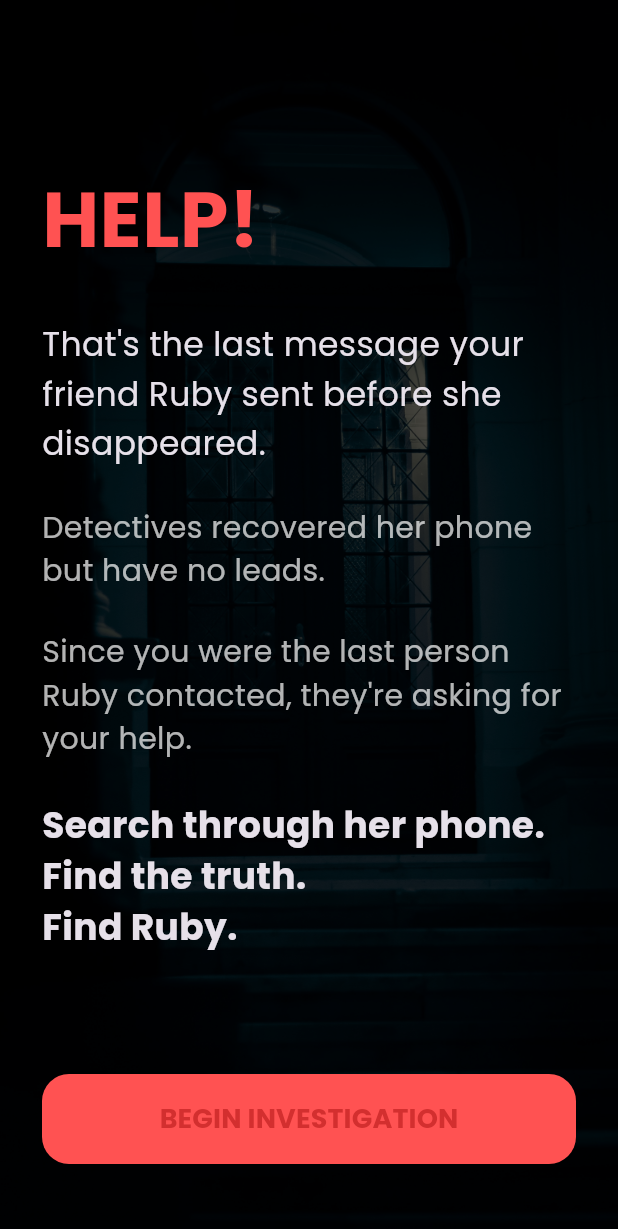
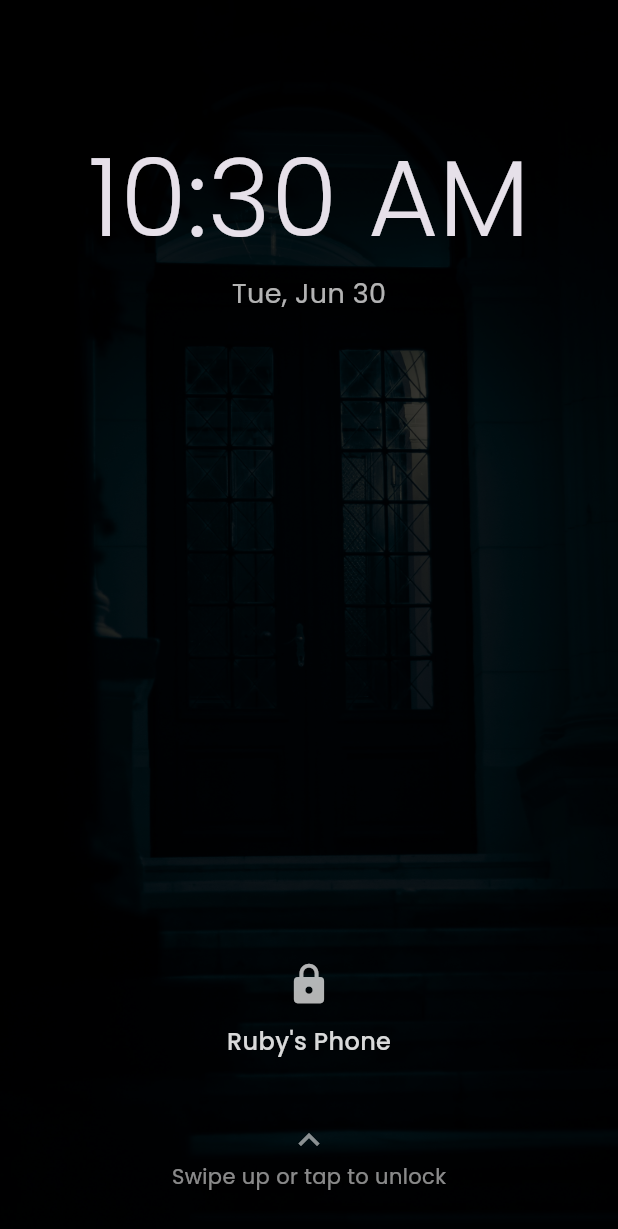
Before and after one commit to fafrah/Team-Project, a Flutter app: the screen it shows after launch, after a tap on "BEGIN INVESTIGATION", on a phone screen of 412 x 824 dp. Shown: the top 1229 px of the screen. Run offline on Flutter 3.47's test engine with Material 3 defaults, Android fonts, the phone set to English and light mode, and no system bars; our stand-ins replace firebase_core, google_fonts; accounts and stored records are empty.

Commit message:
Add lock screen and phone app grid, wire intro to lock screen

```diff
--- a/lib/screens/intro_screen.dart
+++ b/lib/screens/intro_screen.dart
@@ -1,4 +1,5 @@
 import 'package:flutter/material.dart';
+import 'lock_screen.dart';
 
 class IntroScreen extends StatelessWidget {
   const IntroScreen({super.key});
@@ -70,7 +71,10 @@ class IntroScreen extends StatelessWidget {
 
                     child: ElevatedButton(
                       onPressed: () {
-                        //Loading screen
+                        Navigator.push(
+                          context,
+                          MaterialPageRoute(builder: (_) => const LockScreen()),
+                        );
                       },
 
                       style: ElevatedButton.styleFrom(
--- /dev/null
+++ b/lib/screens/lock_screen.dart
@@ -0,0 +1,108 @@
+import 'dart:async';
+import 'package:flutter/material.dart';
+import 'home_screen.dart';
+
+class LockScreen extends StatefulWidget {
+  const LockScreen({super.key});
+
+  @override
+  State<LockScreen> createState() => _LockScreenState();
+}
+
+class _LockScreenState extends State<LockScreen> {
+  String _time = "";
+  String _date = "";
+  Timer? _timer;
+
+  @override
+  void initState() {
+    super.initState();
+    _updateClock();
+    _timer = Timer.periodic(const Duration(seconds: 1), (_) => _updateClock());
+  }
+
+  void _updateClock() {
+    final now = DateTime.now();
+    final hour =
+        now.hour > 12 ? now.hour - 12 : (now.hour == 0 ? 12 : now.hour);
+    final minute = now.minute.toString().padLeft(2, '0');
+    final period = now.hour >= 12 ? "PM" : "AM";
+    setState(() {
+      _time = "$hour:$minute $period";
+      _date = "${_weekday(now.weekday)}, ${_month(now.month)} ${now.day}";
+    });
+  }
+
+  String _weekday(int d) {
+    const days = ["Mon", "Tue", "Wed", "Thu", "Fri", "Sat", "Sun"];
+    return days[d - 1];
+  }
+
+  String _month(int m) {
+    const months = ["Jan", "Feb", "Mar", "Apr", "May", "Jun",
+                    "Jul", "Aug", "Sep", "Oct", "Nov", "Dec"];
+    return months[m - 1];
+  }
+
+  @override
+  void dispose() {
+    _timer?.cancel();
+    super.dispose();
+  }
+
+  void _unlock() {
+    Navigator.pushReplacement(
+      context,
+      MaterialPageRoute(builder: (_) => const HomeScreen()),
+    );
+  }
+
+  @override
+  Widget build(BuildContext context) {
+    return Scaffold(
+      body: GestureDetector(
+        onTap: _unlock,
+        onVerticalDragEnd: (details) {
+          if (details.primaryVelocity != null &&
+              details.primaryVelocity! < 0) {
+            _unlock(); // swipe up
+          }
+        },
+        child: Stack(
+          fit: StackFit.expand,
+          children: [
+            Image.asset("lib/assets/images/background.jpg", fit: BoxFit.cover),
+            Container(color: Colors.black.withOpacity(.78)),
+            SafeArea(
+              child: Column(
+                children: [
+                  const SizedBox(height: 80),
+                  Text(_time,
+                      style: const TextStyle(
+                          fontSize: 72, fontWeight: FontWeight.w300)),
+                  Text(_date,
+                      style: const TextStyle(
+                          fontSize: 18, color: Colors.white70)),
+                  const Spacer(),
+                  const Icon(Icons.lock, color: Colors.white70, size: 30),
+                  const SizedBox(height: 12),
+                  Text("Ruby's Phone",
+                      style: TextStyle(
+                          fontSize: 16,
+                          color: Colors.white.withOpacity(.85),
+                          fontWeight: FontWeight.w500)),
+                  const SizedBox(height: 40),
+                  const Icon(Icons.keyboard_arrow_up,
+                      color: Colors.white54, size: 28),
+                  const Text("Swipe up or tap to unlock",
+                      style: TextStyle(color: Colors.white54, fontSize: 14)),
+                  const SizedBox(height: 30),
+                ],
+              ),
+            ),
+          ],
+        ),
+      ),
+    );
+  }
+}
```
Also changed, not shown: lib/home_screen.dart (deleted, +0 -108 lines), lib/screens/home_screen.dart (+97 -0 lines), pubspec.lock.
